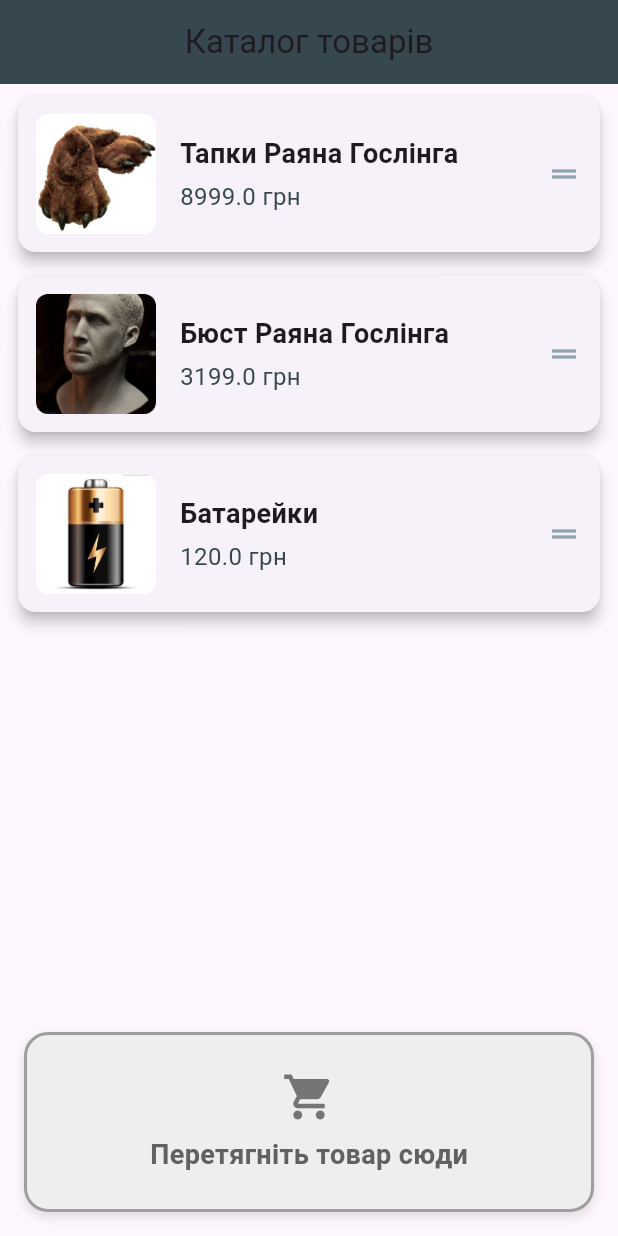
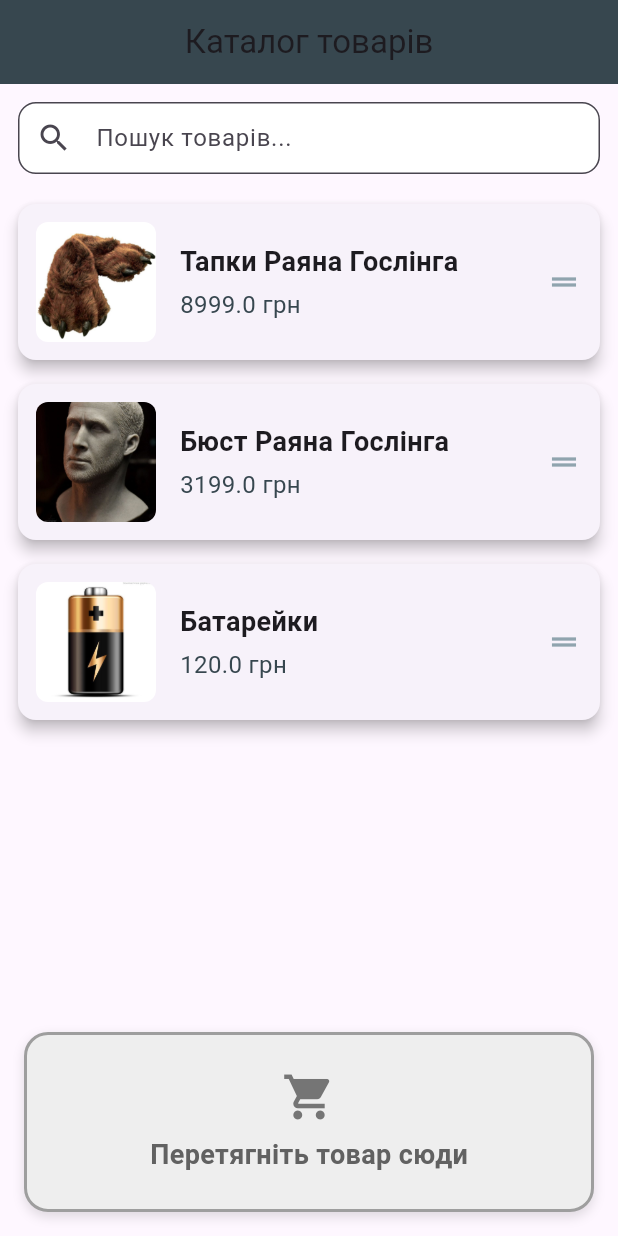
Before and after one commit to B1none/RG_Shop, a Flutter app: the CatalogScreen screen opened directly, on a phone screen of 412 x 824 dp. Run offline on Flutter 3.47's test engine with Material 3 defaults, Android fonts, the phone set to English and light mode, and no system bars; our stand-ins replace cloud_firestore, firebase_auth, firebase_core, flutter_secure_storage, shared_preferences, sqflite; missing offline and left inert: encrypt; accounts and stored records are empty.

Commit message:
Великий прогрес 1.1

```diff
--- a/lib/catalog_screen.dart
+++ b/lib/catalog_screen.dart
@@ -2,8 +2,13 @@ import 'package:flutter/material.dart';
 import 'package:provider/provider.dart';
 import 'cart_provider.dart';
 
-class CatalogScreen extends StatelessWidget {
-  final List<Map<String, dynamic>> products = [
+class CatalogScreen extends StatefulWidget {
+  @override
+  _CatalogScreenState createState() => _CatalogScreenState();
+}
+
+class _CatalogScreenState extends State<CatalogScreen> {
+  final List<Map<String, dynamic>> _allProducts = [
     {
       'id': '1',
       'name': 'Тапки Раяна Гослінга',
@@ -24,6 +29,32 @@ class CatalogScreen extends StatelessWidget {
     },
   ];
 
+  List<Map<String, dynamic>> _filteredProducts = [];
+  final TextEditingController _searchController = TextEditingController();
+
+  @override
+  void initState() {
+    super.initState();
+    _filteredProducts = _allProducts;
+    _searchController.addListener(_filterProducts);
+  }
+
+  @override
+  void dispose() {
+    _searchController.dispose();
+    super.dispose();
+  }
+
+  void _filterProducts() {
+    final query = _searchController.text.toLowerCase();
+    setState(() {
+      _filteredProducts = _allProducts.where((product) {
+        final name = product['name'].toString().toLowerCase();
+        return name.contains(query);
+      }).toList();
+    });
+  }
+
   @override
   Widget build(BuildContext context) {
     return Scaffold(
@@ -34,11 +65,42 @@ class CatalogScreen extends StatelessWidget {
       ),
       body: Column(
         children: [
+          // Пошукове поле
+          Padding(
+            padding: const EdgeInsets.all(12.0),
+            child: TextField(
+              controller: _searchController,
+              decoration: InputDecoration(
+                hintText: 'Пошук товарів...',
+                prefixIcon: Icon(Icons.search),
+                border: OutlineInputBorder(
+                  borderRadius: BorderRadius.circular(12),
+                ),
+                filled: true,
+                fillColor: Colors.white,
+                contentPadding: EdgeInsets.symmetric(vertical: 12),
+              ),
+            ),
+          ),
           Expanded(
-            child: ListView.builder(
-              itemCount: products.length,
+            child: _filteredProducts.isEmpty
+                ? Center(
+                    child: Column(
+                      mainAxisAlignment: MainAxisAlignment.center,
+                      children: [
+                        Icon(Icons.search_off, size: 60, color: Colors.grey[400]),
+                        SizedBox(height: 16),
+                        Text(
+                          'Товарів не знайдено',
+                          style: TextStyle(fontSize: 20, color: Colors.grey[600]),
+                        ),
+                      ],
+                    ),
+                  )
+                : ListView.builder(
+                    itemCount: _filteredProducts.length,
                     itemBuilder: (context, index) {
-                final product = products[index];
+                      final product = _filteredProducts[index];
                       return Draggable<Map<String, dynamic>>(
                         data: product,
                         feedback: Material(
```
Lines whose indentation alone changed are shown as unchanged.
